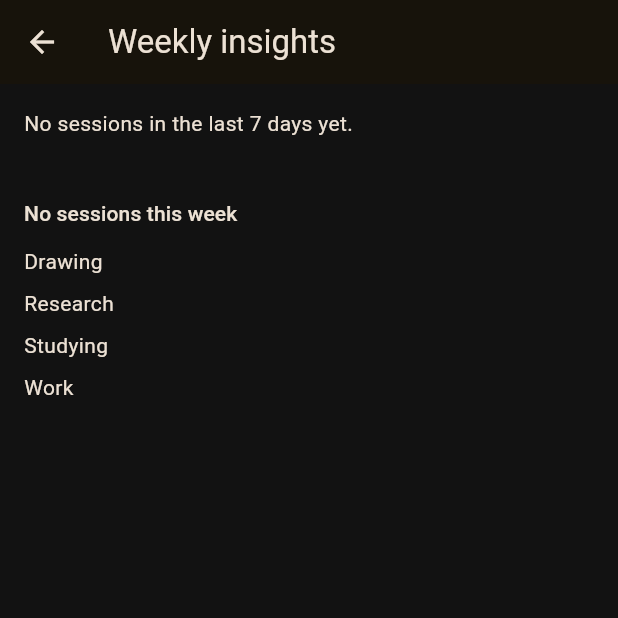
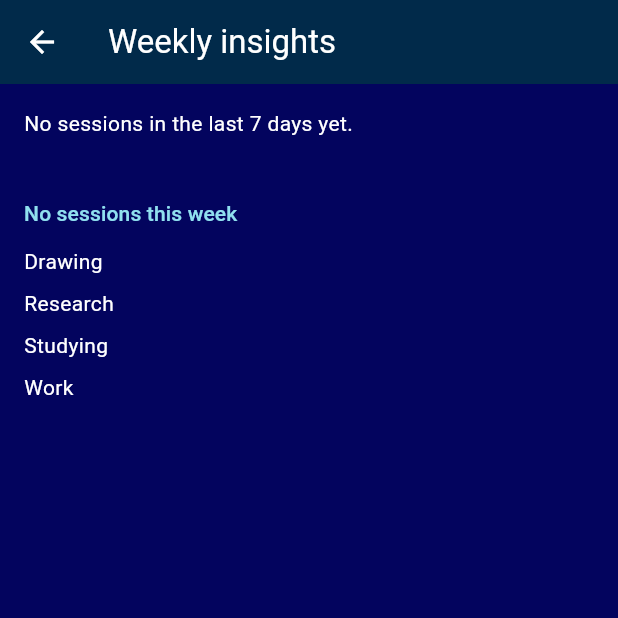
Before and after one commit to DABURAcreate/task_race, a Flutter app: the screen it shows after launch, after a tap on the "insights" icon, on a phone screen of 412 x 824 dp, the top half of it. Run offline on Flutter 3.47's test engine with Material 3 defaults, Android fonts, the phone set to English and light mode, and no system bars; our stand-ins replace flutter_local_notifications, shared_preferences.

Commit message:
Change the theme of the application

```diff
--- a/lib/core/theme.dart
+++ b/lib/core/theme.dart
@@ -1,18 +1,60 @@
 import 'package:flutter/material.dart';
 
+/// The app's fixed palette. Referenced directly wherever a widget needs one
+/// of these exact roles (e.g. the ghost bar), not just wherever Material's
+/// default component theming happens to land.
+class AppColors {
+  AppColors._();
+
+  static const background = Color(0xFF03045E);
+  static const surface = Color(0xFF012A4A); // cards, bar tracks
+  static const primaryBar = Color(0xFF00B4D8); // your bar, buttons
+  static const ghostBar = Color(0xFF2C7DA0); // ghost bar
+  static const label = Color(0xFF90E0EF); // labels, secondary text
+}
+
 ThemeData buildAppTheme() {
-  final scheme = ColorScheme.fromSeed(
-    seedColor: const Color(0xFFFFB300), // amber
-    brightness: Brightness.dark,
+  const scheme = ColorScheme.dark(
+    primary: AppColors.primaryBar,
+    onPrimary: AppColors.background,
+    secondary: AppColors.ghostBar,
+    onSecondary: Colors.white,
+    surface: AppColors.surface,
+    onSurface: Colors.white,
+    onSurfaceVariant: AppColors.label,
   );
 
-  return ThemeData(
+  final base = ThemeData(
     useMaterial3: true,
     colorScheme: scheme,
-    scaffoldBackgroundColor: const Color(0xFF121212),
+    scaffoldBackgroundColor: AppColors.background,
     cardTheme: const CardThemeData(
-      color: Color(0xFF1E1E1E),
+      color: AppColors.surface,
       margin: EdgeInsets.symmetric(horizontal: 16, vertical: 6),
+    ),
+    filledButtonTheme: FilledButtonThemeData(
+      style: FilledButton.styleFrom(
+        backgroundColor: AppColors.primaryBar,
+        foregroundColor: AppColors.background,
+      ),
+    ),
+    floatingActionButtonTheme: const FloatingActionButtonThemeData(
+      backgroundColor: AppColors.primaryBar,
+      foregroundColor: AppColors.background,
+    ),
+  );
+
+  // Material3's auto-generated type styles put most text on onSurface
+  // (white here). Labels and other secondary text get their own tone on
+  // top of that so they read as distinct from primary content.
+  return base.copyWith(
+    textTheme: base.textTheme.copyWith(
+      bodySmall: base.textTheme.bodySmall?.copyWith(color: AppColors.label),
+      labelLarge: base.textTheme.labelLarge?.copyWith(color: AppColors.label),
+      labelMedium: base.textTheme.labelMedium?.copyWith(
+        color: AppColors.label,
+      ),
+      labelSmall: base.textTheme.labelSmall?.copyWith(color: AppColors.label),
     ),
   );
 }
--- a/lib/screens/timer_screen.dart
+++ b/lib/screens/timer_screen.dart
@@ -2,6 +2,7 @@ import 'package:flutter/material.dart';
 import 'package:flutter/services.dart';
 import '../app.dart';
 import '../core/formatters.dart';
+import '../core/theme.dart';
 import '../data/active_session_store.dart';
 import '../models/task.dart';
 import '../services/notification_service.dart';
@@ -158,7 +159,7 @@ class _TimerScreenState extends State<TimerScreen>
                     if (_session.ghostFinished)
                       const Text(
                         'Ghost finished. You are behind your record.',
-                        style: TextStyle(color: Colors.white54),
+                        style: TextStyle(color: AppColors.label),
                       ),
                     const SizedBox(height: 48),
                     FilledButton.icon(
```
Also changed, not shown: lib/widgets/ghost_bar.dart (+4 -5 lines), 1 other file.
